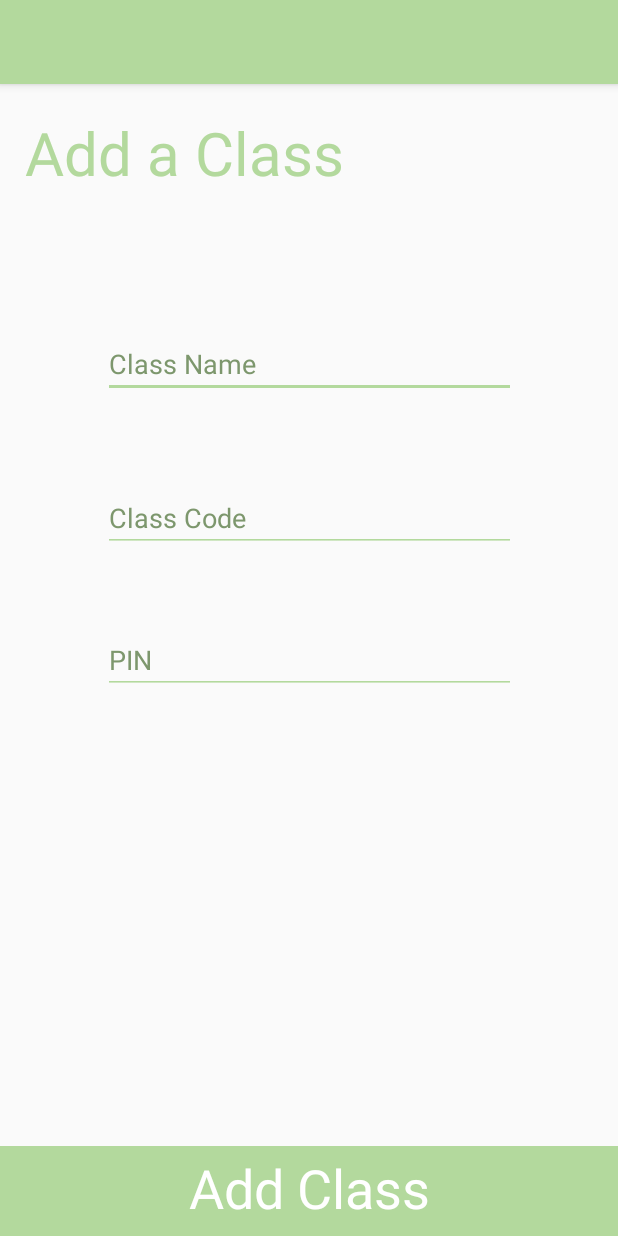
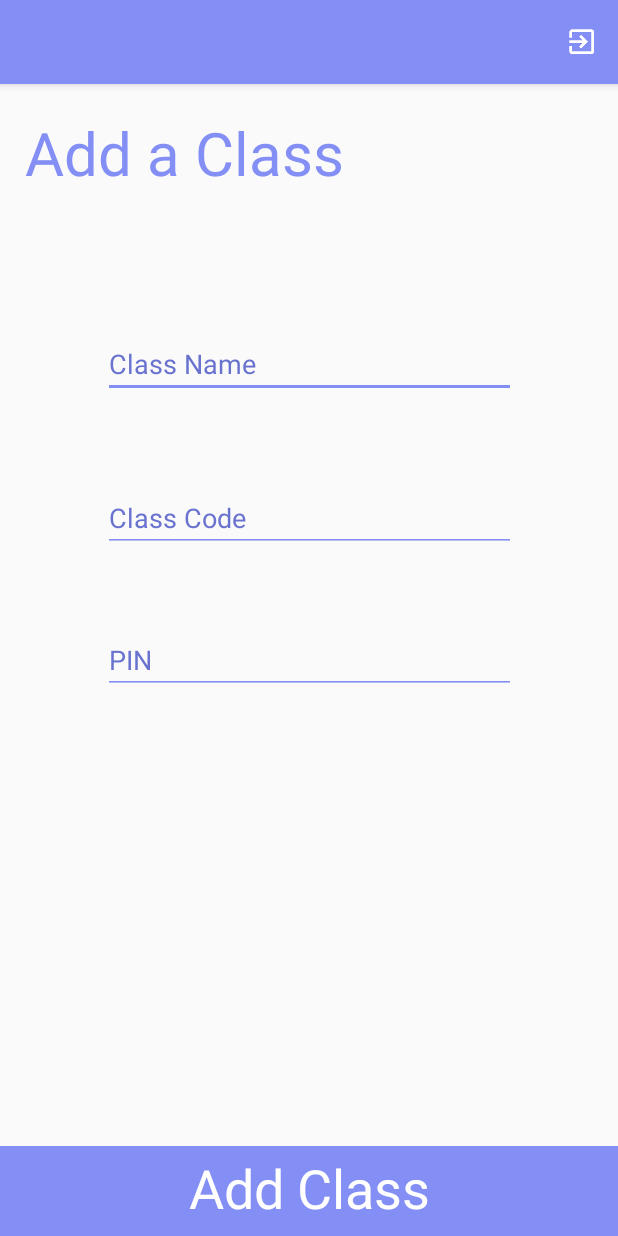
Before and after one commit to ksuhr1/CMPS115-Etendence, an Android app: the Pmain screen opened directly, with no data from a screen before it, after a tap on "Add a Class", on a phone screen of 412 x 824 dp. Run offline under Robolectric (Android 15) with nearby library versions, the phone set to English and light mode, and no system bars; our stand-ins replace Firebase (no records; nobody signed in at launch, a user with empty details on screens opened directly).

```diff
--- a/app/src/main/AndroidManifest.xml
+++ b/app/src/main/AndroidManifest.xml
@@ -39,10 +39,12 @@
         </activity>
         <activity android:name=".Pmain"
             android:label=""
-            android:screenOrientation="portrait"/>
+            android:screenOrientation="portrait"
+            android:theme="@style/AppThemeBlue"/>
         <activity android:name=".PaddClass"
             android:label=""
-            android:screenOrientation="portrait">
+            android:screenOrientation="portrait"
+            android:theme="@style/AppThemeBlue">
 
         </activity>
     </application>
--- a/app/src/main/java/ucsc/ettendance/PaddClass.java
+++ b/app/src/main/java/ucsc/ettendance/PaddClass.java
@@ -1,21 +1,33 @@
 package ucsc.ettendance;
 
+import android.content.Intent;
 import android.support.v7.app.AppCompatActivity;
 import android.os.Bundle;
 import android.text.TextUtils;
+import android.view.Menu;
+import android.view.MenuItem;
 import android.view.View;
 import android.widget.Button;
 import android.widget.EditText;
+
+import com.google.firebase.auth.FirebaseAuth;
+import com.google.firebase.auth.FirebaseUser;
 
 public class PaddClass extends AppCompatActivity {
     private EditText mClassNameView;
     private EditText mClassCodeView;
     private EditText mClassPINView;
 
+    private FirebaseAuth mFirebaseAuth;
+    private FirebaseUser mFirebaseUser;
+
     @Override
     protected void onCreate(Bundle savedInstanceState) {
         super.onCreate(savedInstanceState);
         setContentView(R.layout.activity_padd_class);
+
+        mFirebaseAuth = FirebaseAuth.getInstance();
+        mFirebaseUser= mFirebaseAuth.getCurrentUser();
 
         mClassNameView = (EditText) findViewById(R.id.className);
         mClassCodeView = (EditText) findViewById(R.id.classCode);
@@ -90,4 +102,35 @@ public class PaddClass extends AppCompatActivity {
 //    }
 
     }
+    @Override
+    public boolean onCreateOptionsMenu(Menu menu)
+    {
+        // Inflate the menu; this adds items to the action bar if it is present.
+        getMenuInflater().inflate(R.menu.menu_main, menu);
+        return true;
+    }
+    @Override
+    public boolean onOptionsItemSelected(MenuItem item)
+    {
+        // Handle action bar item clicks here. The action bar will
+        // automatically handle clicks on the Home/Up button, so long
+        // as you specify a parent activity in AndroidManifest.xml.
+        int id = item.getItemId();
+
+        //noinspection SimplifiableIfStatement
+        if (id == R.id.action_logout) {
+            mFirebaseAuth.signOut();
+            loadLogInView();
+        }
+
+        return super.onOptionsItemSelected(item);
+    }
+
+    private void loadLogInView()
+    {
+        Intent intent = new Intent(this, LoginActivity.class);
+        intent.addFlags(Intent.FLAG_ACTIVITY_NEW_TASK);
+        intent.addFlags(Intent.FLAG_ACTIVITY_CLEAR_TASK);
+        startActivity(intent);
+    }
 }
--- a/app/src/main/java/ucsc/ettendance/Pmain.java
+++ b/app/src/main/java/ucsc/ettendance/Pmain.java
@@ -1,22 +1,39 @@
 package ucsc.ettendance;
 
+import android.app.ActionBar;
 import android.content.Intent;
+import android.graphics.Color;
+import android.graphics.drawable.ColorDrawable;
+import android.graphics.drawable.Drawable;
 import android.support.v7.app.AppCompatActivity;
 import android.os.Bundle;
+import android.view.Menu;
+import android.view.MenuItem;
 import android.view.View;
+import android.view.Window;
 import android.widget.ArrayAdapter;
 import android.widget.Button;
 import android.widget.GridView;
 import android.widget.ListView;
 
+import com.google.firebase.auth.FirebaseAuth;
+import com.google.firebase.auth.FirebaseUser;
+
 import java.util.ArrayList;
 
 public class Pmain extends AppCompatActivity {
+
+    private FirebaseAuth mFirebaseAuth;
+    private FirebaseUser mFirebaseUser;
 
     @Override
     protected void onCreate(Bundle savedInstanceState) {
         super.onCreate(savedInstanceState);
         setContentView(R.layout.activity_pmain);
+
+        mFirebaseAuth = FirebaseAuth.getInstance();
+        mFirebaseUser= mFirebaseAuth.getCurrentUser();
+
         //ADD CLASS BUTTON
         Button addClass = (Button) findViewById(R.id.addClassButton);
         addClass.setOnClickListener(new View.OnClickListener() {
@@ -34,10 +51,43 @@ public class Pmain extends AppCompatActivity {
         classArray.add("gorp4");
         ListView list = (ListView) findViewById(R.id.listview);
         // Create the adapter to convert the array to views
-        final ArrayAdapter aa = new ArrayAdapter<String>(this, R.layout.classlist, classArray);
+        final ArrayAdapter aa = new ArrayAdapter<String>(this, R.layout.classlistblue, classArray);
         //final ArrayAdapter aa = new ArrayAdapter<String>(getApplicationContext(),R.layout.whitetext,classList);
         // Attach the adapter to a ListView
 
         list.setAdapter(aa);
     }
+
+    @Override
+    public boolean onCreateOptionsMenu(Menu menu)
+    {
+        // Inflate the menu; this adds items to the action bar if it is present.
+        getMenuInflater().inflate(R.menu.menu_main, menu);
+        return true;
+    }
+
+    @Override
+    public boolean onOptionsItemSelected(MenuItem item)
+    {
+        // Handle action bar item clicks here. The action bar will
+        // automatically handle clicks on the Home/Up button, so long
+        // as you specify a parent activity in AndroidManifest.xml.
+        int id = item.getItemId();
+
+        //noinspection SimplifiableIfStatement
+        if (id == R.id.action_logout) {
+            mFirebaseAuth.signOut();
+            loadLogInView();
+        }
+
+        return super.onOptionsItemSelected(item);
+    }
+
+    private void loadLogInView()
+    {
+        Intent intent = new Intent(this, LoginActivity.class);
+        intent.addFlags(Intent.FLAG_ACTIVITY_NEW_TASK);
+        intent.addFlags(Intent.FLAG_ACTIVITY_CLEAR_TASK);
+        startActivity(intent);
+    }
 }
--- a/app/src/main/java/ucsc/ettendance/SignUp.java
+++ b/app/src/main/java/ucsc/ettendance/SignUp.java
@@ -80,6 +80,8 @@ public class SignUp extends AppCompatActivity {
         loginInputID = (EditText) findViewById(R.id.studentId);
         loginInputConfirm = (EditText) findViewById(R.id.confirm);
 
+
+
         btnLogin = (Button) findViewById(R.id.signUpButton);
 
 
@@ -146,7 +148,7 @@ public class SignUp extends AppCompatActivity {
                         // signed in user can be handled in the listener.
                         if (!task.isSuccessful()) {
                             Log.d(TAG,"Authentication failed." + task.getException());
-                            loginInputEmail.setError(getString(R.string.error_already_registered));
+                            loginInputEmail.setError(getString(R.string.error_invalid_email));
                             focusView = loginInputEmail;
                             focusView.requestFocus();
                             //Toast.makeText(getApplicationContext(), "This email is already registered!", Toast.LENGTH_SHORT).show();
--- /dev/null
+++ b/app/src/main/res/drawable/bluebuttonback.xml
@@ -0,0 +1,4 @@
+<?xml version="1.0" encoding="UTF-8"?>
+<shape xmlns:android="http://schemas.android.com/apk/res/android" android:id="@+id/listview_blue_background_shape">
+    <solid android:color="@color/lightBlue" />
+</shape>
--- a/app/src/main/res/layout/activity_padd_class.xml
+++ b/app/src/main/res/layout/activity_padd_class.xml
@@ -4,7 +4,7 @@
     xmlns:tools="http://schemas.android.com/tools"
     android:layout_width="match_parent"
     android:layout_height="match_parent"
-    tools:context="ucsc.ettendance.log_in">
+    tools:context="ucsc.ettendance.PaddClass">
 
     <RelativeLayout
         android:layout_width="match_parent"
@@ -18,28 +18,29 @@
             android:layout_height="60dp"
             android:layout_alignParentBottom="true"
             android:layout_marginTop="504dp"
-            android:background="@drawable/buttonback"
+            android:background="@drawable/bluebuttonback"
             app:layout_constraintTop_toTopOf="parent"
             tools:layout_editor_absoluteX="-20dp" />
     </RelativeLayout>
+
     <TextView
         android:id="@+id/title"
         android:layout_width="wrap_content"
         android:layout_height="wrap_content"
+        android:layout_marginBottom="8dp"
+        android:layout_marginLeft="8dp"
+        android:layout_marginRight="8dp"
+        android:layout_marginTop="8dp"
         android:text="Add a Class"
         android:textAppearance="@style/TextAppearance.AppCompat.Display2"
-        android:textColor="@color/mintGreen"
+        android:textColor="@color/lightBlue"
         android:textSize="40sp"
         app:layout_constraintBottom_toBottomOf="parent"
-        android:layout_marginBottom="8dp"
+        app:layout_constraintHorizontal_bias="0.048"
+        app:layout_constraintLeft_toLeftOf="parent"
+        app:layout_constraintRight_toRightOf="parent"
         app:layout_constraintTop_toTopOf="parent"
-        android:layout_marginTop="8dp"
-        app:layout_constraintVertical_bias="0.015"
-        android:layout_marginRight="8dp"
-        app:layout_constraintRight_toRightOf="parent"
-        android:layout_marginLeft="8dp"
-        app:layout_constraintLeft_toLeftOf="parent"
-        app:layout_constraintHorizontal_bias="0.048" />
+        app:layout_constraintVertical_bias="0.015" />
 
 
     <Button
@@ -50,10 +51,9 @@
         android:layout_marginBottom="8dp"
         android:layout_marginLeft="8dp"
         android:layout_marginRight="8dp"
-        android:layout_marginStart="8dp"
         android:layout_marginTop="8dp"
         android:layout_weight="0.5"
-        android:background="@drawable/buttonback"
+        android:background="@drawable/bluebuttonback"
         android:fontFamily="sans-serif"
         android:text="Add Class"
         android:textAlignment="center"
@@ -76,12 +76,12 @@
         android:layout_marginLeft="8dp"
         android:layout_marginRight="8dp"
         android:layout_marginTop="8dp"
-        android:backgroundTint="@color/mintGreen"
+        android:backgroundTint="@color/lightBlue"
         android:ems="10"
         android:hint="Class Name"
         android:inputType="text"
         android:singleLine="false"
-        android:textColor="@color/colorAccent"
+        android:textColor="@color/darkBlue"
         app:layout_constraintBottom_toBottomOf="parent"
         app:layout_constraintHorizontal_bias="0.505"
         app:layout_constraintLeft_toLeftOf="parent"
@@ -97,12 +97,12 @@
         android:layout_marginLeft="8dp"
         android:layout_marginRight="8dp"
         android:layout_marginTop="8dp"
-        android:backgroundTint="@color/mintGreen"
+        android:backgroundTint="@color/lightBlue"
         android:ems="10"
         android:hint="Class Code"
         android:inputType="text"
         android:singleLine="false"
-        android:textColor="@color/colorAccent"
+        android:textColor="@color/darkBlue"
         app:layout_constraintBottom_toBottomOf="parent"
         app:layout_constraintHorizontal_bias="0.505"
         app:layout_constraintLeft_toLeftOf="parent"
@@ -118,11 +118,11 @@
         android:layout_marginLeft="8dp"
         android:layout_marginRight="8dp"
         android:layout_marginTop="8dp"
-        android:textColor="@color/colorAccent"
+        android:backgroundTint="@color/lightBlue"
         android:ems="10"
         android:hint="PIN"
         android:inputType="number"
-        android:backgroundTint="@color/mintGreen"
+        android:textColor="@color/darkBlue"
         app:layout_constraintBottom_toBottomOf="parent"
         app:layout_constraintHorizontal_bias="0.503"
         app:layout_constraintLeft_toLeftOf="parent"
--- a/app/src/main/res/values/colors.xml
+++ b/app/src/main/res/values/colors.xml
@@ -5,4 +5,6 @@
     <color name="colorAccent">#7d976d</color>
     <color name="mintGreen">#b3d99d</color>
     <color name="white">#ffffff</color>
+    <color name="lightBlue">#848ff5</color>
+    <color name="darkBlue">#6973cf</color>
 </resources>
--- a/app/src/main/res/values/styles.xml
+++ b/app/src/main/res/values/styles.xml
@@ -9,4 +9,12 @@
         <item name="android:textColorHint">@color/colorPrimaryDark</item>
     </style>
 
+    <style name="AppThemeBlue" parent="Theme.AppCompat.Light.DarkActionBar">
+        <!-- Customize your theme here. -->
+        <item name="colorPrimary">@color/lightBlue</item>
+        <item name="colorPrimaryDark">@color/darkBlue</item>
+        <item name="colorAccent">@color/darkBlue</item>
+        <item name="android:textColorHint">@color/darkBlue</item>
+    </style>
+
 </resources>
```
Also changed, not shown: app/src/main/java/ucsc/ettendance/LoginActivity.java (+9 -0 lines), app/src/main/res/layout/activity_pmain.xml (+5 -4 lines), app/src/main/res/layout/classlistblue.xml (added, +10 -0 lines).
